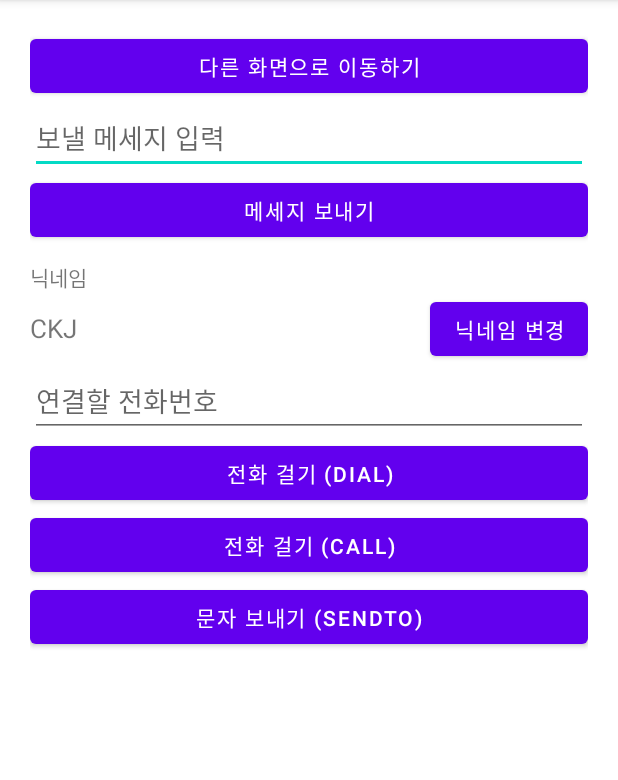
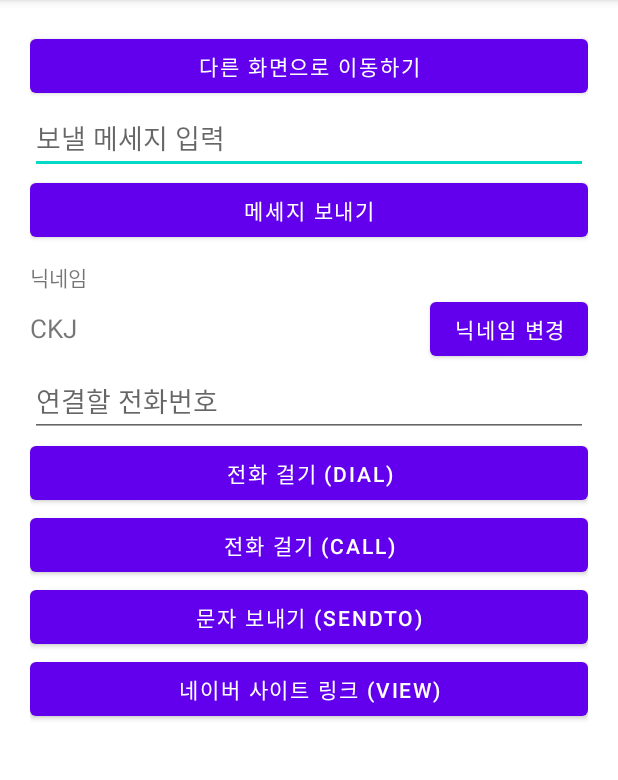
Before and after one commit to nepp-plus/Intent_20220226, an Android app: the screen it shows after launch (MainActivity), on a phone screen of 412 x 824 dp, the part 84-864 px from its top. Run offline under Robolectric (Android 15) with nearby library versions, the phone set to English and light mode, and no system bars.

Commit message:
인터넷 링크 띄우기 (VIEW)

```diff
--- a/app/src/main/java/com/neppplus/intent_20220226/MainActivity.kt
+++ b/app/src/main/java/com/neppplus/intent_20220226/MainActivity.kt
@@ -86,6 +86,13 @@ class MainActivity : AppCompatActivity() {
             startActivity(myIntent)
         }
 
+        btnNaverLink.setOnClickListener {
+
+            val myUri = Uri.parse("https://naver.com")
+            val myIntent = Intent( Intent.ACTION_VIEW, myUri )
+            startActivity(myIntent)
+        }
+
     }
 
     override fun onActivityResult(requestCode: Int, resultCode: Int, data: Intent?) {
--- a/app/src/main/res/layout/activity_main.xml
+++ b/app/src/main/res/layout/activity_main.xml
@@ -83,5 +83,11 @@
         android:layout_height="wrap_content"
         android:text="문자 보내기 (SENDTO)" />
 
+    <Button
+        android:id="@+id/btnNaverLink"
+        android:layout_width="match_parent"
+        android:layout_height="wrap_content"
+        android:text="네이버 사이트 링크 (VIEW)" />
+
 
 </LinearLayout>
```
